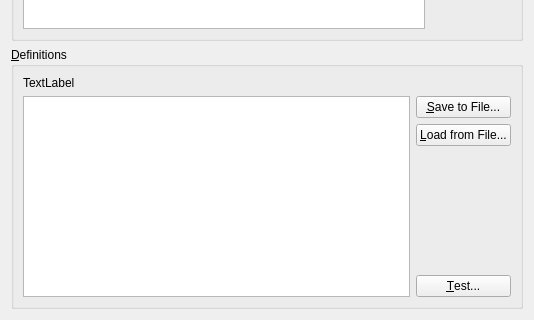
KDE/krename, file src/scriptpluginwidget.ui: the form before one commit; both pictures show x 0 to 534 and y 232 to 552 of the 534 by 552 pixel window.
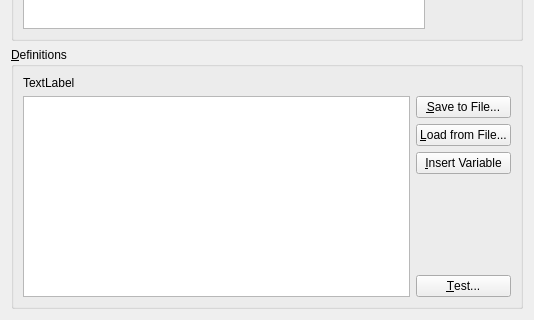
The form after the commit.

Commit message: Save configuration and allow to insert variables

What changed in the file:
```diff
--- a/src/scriptpluginwidget.ui
+++ b/src/scriptpluginwidget.ui
@@ -132,6 +132,16 @@
             </property>
            </widget>
           </item>
+          <item>
+           <widget class="QPushButton" name="buttonInsert" >
+            <property name="text" >
+             <string>&amp;Insert Variable</string>
+            </property>
+            <property name="checkable" >
+             <bool>false</bool>
+            </property>
+           </widget>
+          </item>
           <item>
            <spacer name="verticalSpacer_2" >
             <property name="orientation" >
```
The commit also changes 2 other files.
